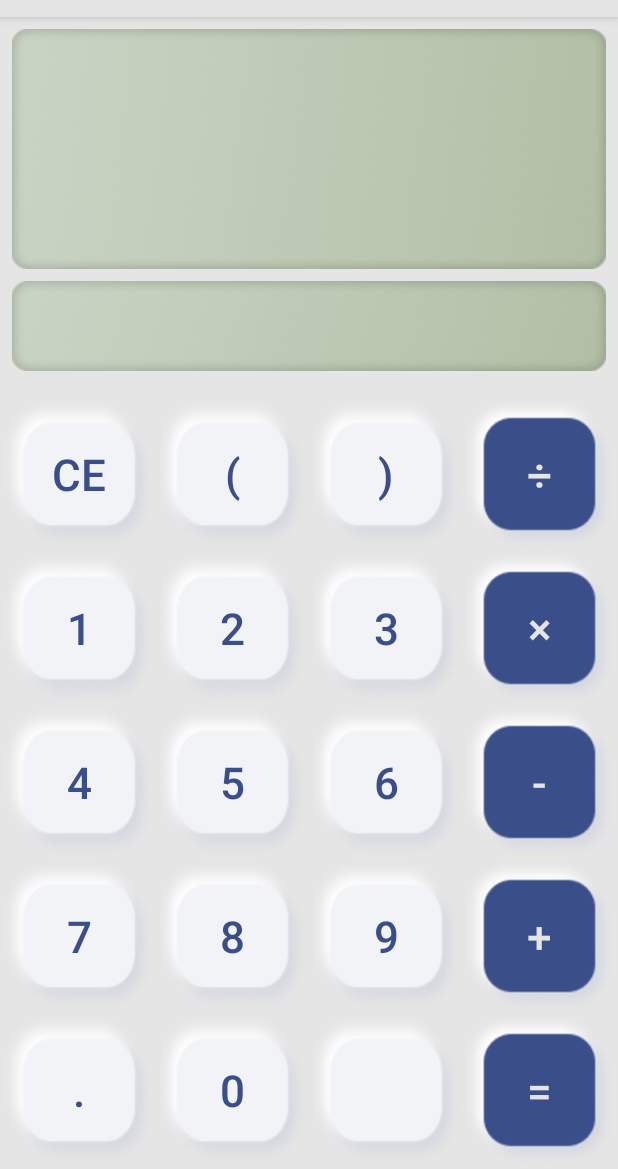
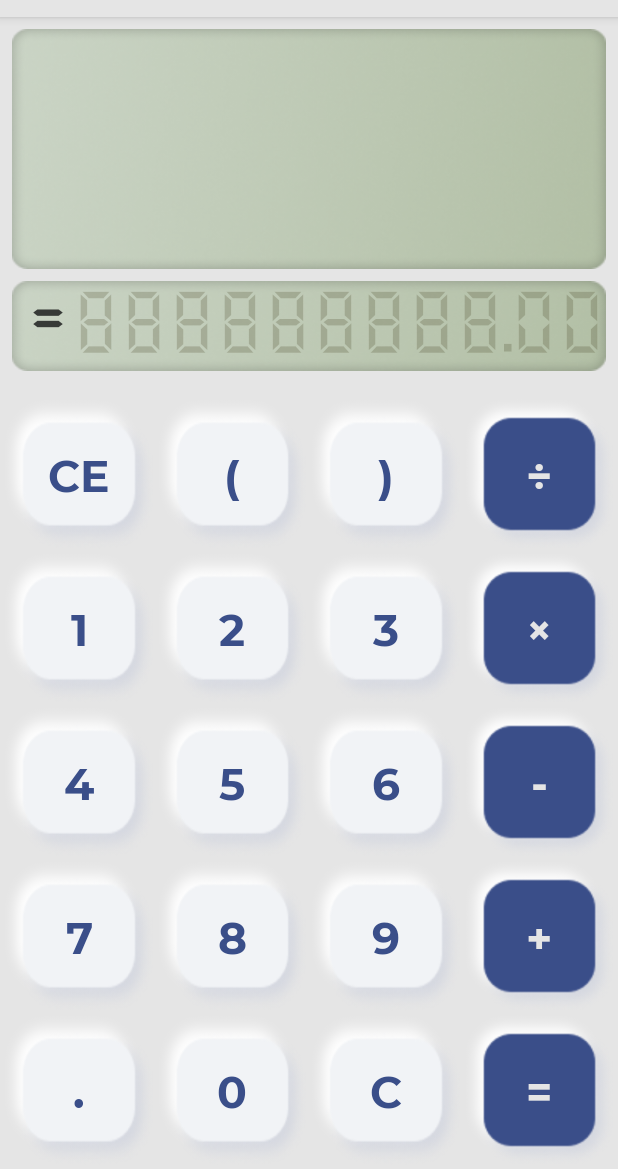
Before and after one commit to Egor-Ruban/Calculator, an Android app: the screen it shows after launch (MainActivity), on a phone screen of 412 x 824 dp, the part 67-1236 px from its top. Run offline under Robolectric (Android 15) with nearby library versions, the phone set to English and light mode, and no system bars.

Commit message:
ну допустим

```diff
--- a/app/src/main/java/ru/tsu/calculator/MainActivity.kt
+++ b/app/src/main/java/ru/tsu/calculator/MainActivity.kt
@@ -49,10 +49,14 @@ class MainActivity : AppCompatActivity() {
         btnResult.setOnClickListener {
             if (inputEquation.last() != "") {
                 val resultOfEquation = Calc.calculate(inputEquation)
-                tvAnswer.text = getString(R.string.result, resultOfEquation)
-                tvEquation.hint = tvEquation.text
-                tvEquation.text = ""
-                inputEquation = mutableListOf("")
+                if(resultOfEquation > 999999999.99){
+                    tvAnswer.text = "too much"
+                } else {
+                    tvAnswer.text = getString(R.string.result, resultOfEquation)
+                }
+                    tvEquation.hint = tvEquation.text
+                    tvEquation.text = ""
+                    inputEquation = mutableListOf("")
             }
         }
     }
--- a/app/src/main/res/layout/constraint.xml
+++ b/app/src/main/res/layout/constraint.xml
@@ -33,6 +33,7 @@
         android:layout_marginTop="8dp"
         android:layout_marginEnd="8dp"
         android:textSize="40sp"
+        android:gravity="end"
         android:background="@drawable/result_background"
         android:fontFamily="@font/digital_numbers"
         android:textColor="@color/text"
@@ -41,6 +42,40 @@
         app:layout_constraintHorizontal_bias="0.603"
         app:layout_constraintStart_toStartOf="parent"
         app:layout_constraintTop_toBottomOf="@+id/tvEquation" />
+
+    <TextView
+        android:layout_width="0dp"
+        android:layout_height="60dp"
+        android:layout_marginStart="8dp"
+        android:layout_marginTop="8dp"
+        android:layout_marginEnd="8dp"
+        android:textSize="40sp"
+        android:gravity="end"
+        android:text="888888888.00"
+        android:fontFamily="@font/digital_numbers"
+        android:textColor="@color/text_transparent"
+        app:fontFamily = "@font/digital_numbers"
+        app:layout_constraintEnd_toEndOf="parent"
+        app:layout_constraintHorizontal_bias="0.603"
+        app:layout_constraintStart_toStartOf="parent"
+        app:layout_constraintTop_toBottomOf="@+id/tvEquation" />
+
+    <TextView
+        android:layout_width="40dp"
+        android:layout_height="60dp"
+        android:layout_marginStart="8dp"
+        android:layout_marginTop="8dp"
+        android:layout_marginEnd="8dp"
+        android:textSize="40sp"
+        android:gravity="start"
+        android:text="="
+        android:fontFamily="@font/digital_numbers"
+        android:textColor="@color/text"
+        app:fontFamily = "@font/digital_numbers"
+        app:layout_constraintHorizontal_bias="0.603"
+        app:layout_constraintStart_toStartOf="@id/tvAnswer"
+        app:layout_constraintTop_toBottomOf="@+id/tvEquation" />
+
 
     <androidx.constraintlayout.widget.ConstraintLayout
         android:id="@+id/layout_buttons"
@@ -160,7 +195,7 @@
             android:layout_height="0dp"
             android:background="@drawable/button_white"
             style="@style/Numpad.WhiteButtons"
-            android:src="@drawable/ic_backspace_24dp"
+            android:text="@string/delete_char"
             app:layout_constraintBottom_toBottomOf="parent"
             app:layout_constraintEnd_toStartOf="@+id/btnResult"
             app:layout_constraintStart_toStartOf="@+id/btnNumberNine"
--- a/app/src/main/res/values/colors.xml
+++ b/app/src/main/res/values/colors.xml
@@ -7,6 +7,7 @@
     <color name="color_accent_night">#2196F3</color>
     <color name="color_accent_secondary">#BEAC32EE</color>
     <color name="text">#373A37</color>
+    <color name="text_transparent">#373A3715</color>
     <color name="color_gray">#9CA9BA</color>
     <color name="color_gray_dark">#675F7F</color>
     <color name="color_gray_light">#ECECEC</color>
--- a/app/src/main/res/values/strings.xml
+++ b/app/src/main/res/values/strings.xml
@@ -19,6 +19,7 @@
     <string name="operation_sub"> - </string>
     <string name="operator_open_bracket"> ( </string>
     <string name="operator_close_bracket"> ) </string>
-    <string name="result">= %.2f</string>
+    <string name="result">%.2f</string>
+    <string name="delete_char">C</string>
 
 </resources>
--- a/app/src/main/res/values/styles.xml
+++ b/app/src/main/res/values/styles.xml
@@ -29,7 +29,7 @@
 
     <style name="Numpad">
         <item name="android:gravity">center</item>
-        <item name="android:fontFamily">sans-serif-medium</item>
+        <item name="android:fontFamily">@font/montserrat</item>
     </style>
 
     <style name="Numpad.WhiteButtons">
```
Also changed, not shown: app/src/main/res/font/montserrat.ttf (added).
